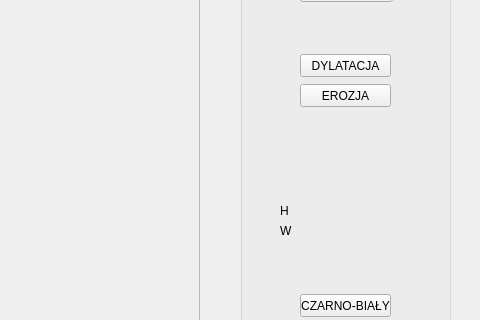
Qt form mainwindow.ui (mbobas/QT_erozion_dylatation_open_colse_image) before a commit; both pictures show x 320 to 800 and y 93 to 413 of the 800 by 600 pixel window.
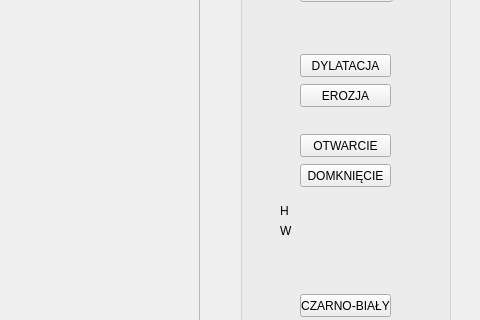
The same form after that commit.

Commit message: opening and closing is working

Diff of the .ui file:
```diff
--- a/mainwindow.ui
+++ b/mainwindow.ui
@@ -172,6 +172,32 @@
       <string>EROZJA</string>
      </property>
     </widget>
+    <widget class="QPushButton" name="otwarcie">
+     <property name="geometry">
+      <rect>
+       <x>60</x>
+       <y>190</y>
+       <width>91</width>
+       <height>23</height>
+      </rect>
+     </property>
+     <property name="text">
+      <string>OTWARCIE</string>
+     </property>
+    </widget>
+    <widget class="QPushButton" name="domkniecie">
+     <property name="geometry">
+      <rect>
+       <x>60</x>
+       <y>220</y>
+       <width>91</width>
+       <height>23</height>
+      </rect>
+     </property>
+     <property name="text">
+      <string>DOMKNIĘCIE</string>
+     </property>
+    </widget>
    </widget>
   </widget>
   <widget class="QMenuBar" name="menuBar">
```
The commit also changes 2 other files.
